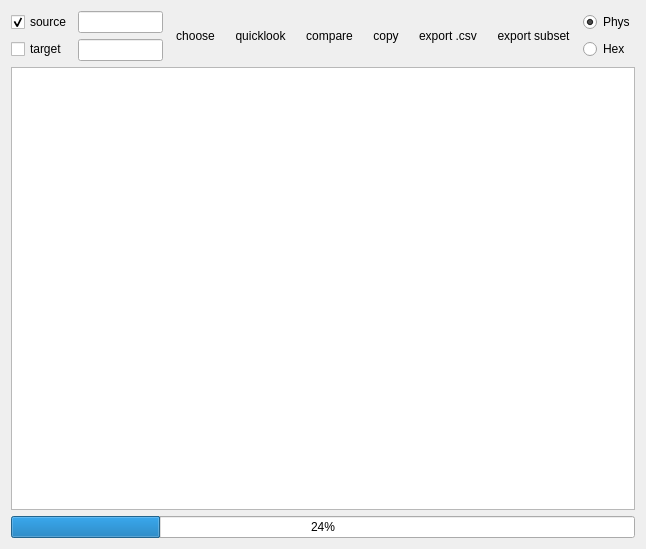
Above: src/ui_forms/formcompare.ui from adhoc2/HEXplorer before the change. Below: the same form after it.
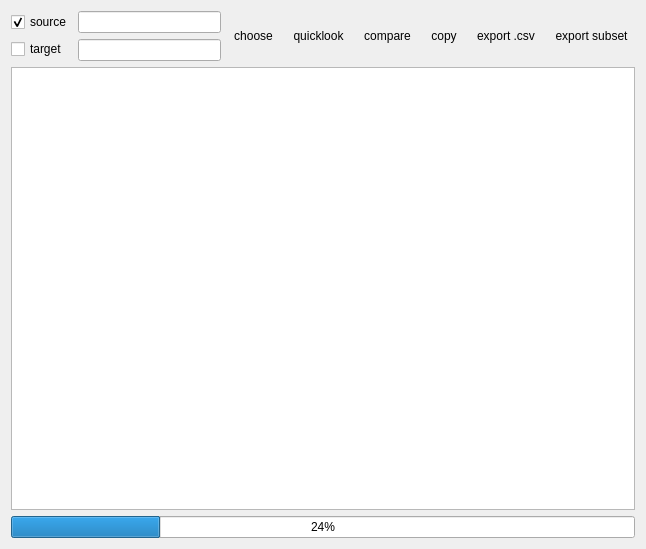
That is the form after the change. Icons and pictures are not drawn. Custom widgets are drawn as their Qt base class.

What changed in the file:
```diff
--- a/src/ui_forms/formcompare.ui
+++ b/src/ui_forms/formcompare.ui
@@ -209,31 +209,7 @@
       </widget>
      </item>
      <item>
-      <layout class="QVBoxLayout" name="verticalLayout_4">
-       <item>
-        <widget class="QRadioButton" name="radioButton_Phys">
-         <property name="toolTip">
-          <string>Display the values in physical format.</string>
-         </property>
-         <property name="text">
-          <string>Phys</string>
-         </property>
-         <property name="checked">
-          <bool>true</bool>
-         </property>
-        </widget>
-       </item>
-       <item>
-        <widget class="QRadioButton" name="radioButton_Hex">
-         <property name="toolTip">
-          <string>Display the values in hexadecimal format.</string>
-         </property>
-         <property name="text">
-          <string>Hex</string>
-         </property>
-        </widget>
-       </item>
-      </layout>
+      <layout class="QVBoxLayout" name="verticalLayout_4"/>
      </item>
     </layout>
    </item>
```
Left out of the diff: 14 changed lines with no effect on the pictures.
